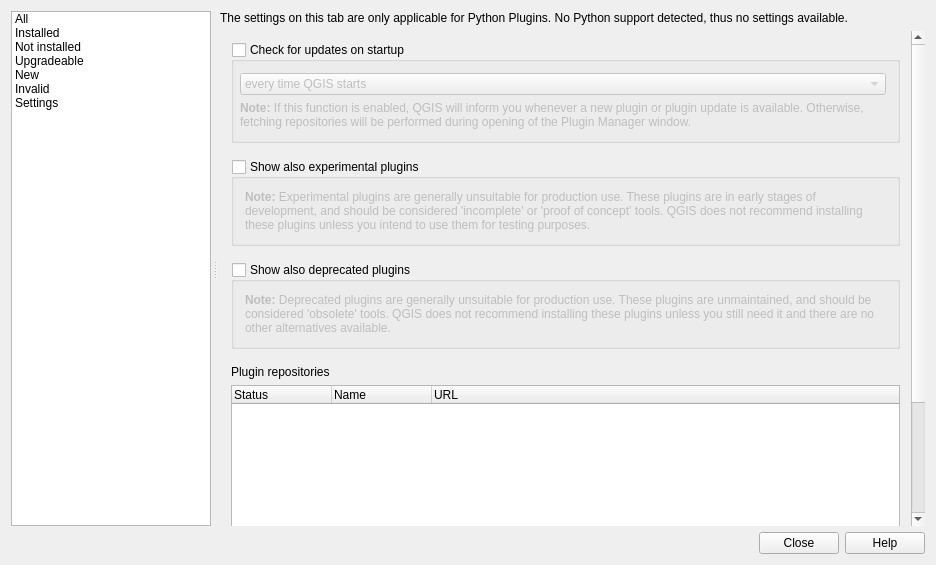
Old version of the form src/ui/qgspluginmanagerbase.ui in the repository carsmie/QGIS.
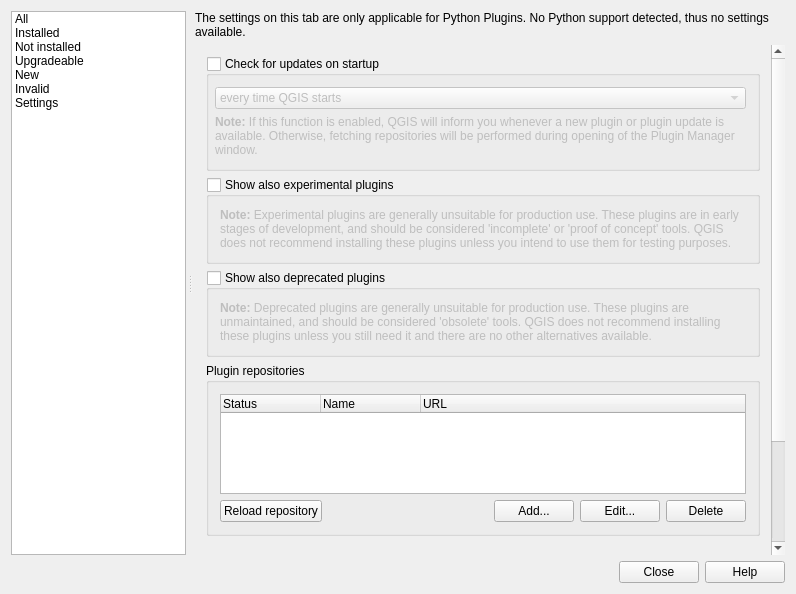
New version of the form. The open tabs and pages were chosen to show the change. Icons and pictures are not drawn. Custom widgets are drawn as their Qt base class.

Commit message: Fix #12756 - Reduce plugin repositry box size

Patch:
```diff
--- a/src/ui/qgspluginmanagerbase.ui
+++ b/src/ui/qgspluginmanagerbase.ui
@@ -6,8 +6,8 @@
    <rect>
     <x>0</x>
     <y>0</y>
-    <width>936</width>
-    <height>565</height>
+    <width>796</width>
+    <height>594</height>
    </rect>
   </property>
   <property name="minimumSize">
@@ -519,8 +519,8 @@
                   <rect>
                    <x>0</x>
                    <y>0</y>
-                   <width>355</width>
-                   <height>695</height>
+                   <width>552</width>
+                   <height>611</height>
                   </rect>
                  </property>
                  <layout class="QVBoxLayout" name="verticalLayout_10">
@@ -617,22 +617,6 @@
                     </layout>
                    </widget>
                   </item>
-                  <item>
-                   <spacer name="verticalSpacer">
-                    <property name="orientation">
-                     <enum>Qt::Vertical</enum>
-                    </property>
-                    <property name="sizeType">
-                     <enum>QSizePolicy::Fixed</enum>
-                    </property>
-                    <property name="sizeHint" stdset="0">
-                     <size>
-                      <width>20</width>
-                      <height>10</height>
-                     </size>
-                    </property>
-                   </spacer>
-                  </item>
                   <item>
                    <widget class="QgsCollapsibleGroupBox" name="ckbExperimental">
                     <property name="title">
@@ -689,22 +673,6 @@
                     </layout>
                    </widget>
                   </item>
-                  <item>
-                   <spacer name="verticalSpacer_2">
-                    <property name="orientation">
-                     <enum>Qt::Vertical</enum>
-                    </property>
-                    <property name="sizeType">
-                     <enum>QSizePolicy::Fixed</enum>
-                    </property>
-                    <property name="sizeHint" stdset="0">
-                     <size>
-                      <width>20</width>
-                      <height>10</height>
-                     </size>
-                    </property>
-                   </spacer>
-                  </item>
                   <item>
                    <widget class="QgsCollapsibleGroupBox" name="ckbDeprecated">
                     <property name="title">
@@ -762,35 +730,18 @@
                    </widget>
                   </item>
                   <item>
-                   <spacer name="verticalSpacer_3">
-                    <property name="orientation">
-                     <enum>Qt::Vertical</enum>
-                    </property>
-                    <property name="sizeType">
-                     <enum>QSizePolicy::Fixed</enum>
-                    </property>
-                    <property name="sizeHint" stdset="0">
-                     <size>
-                      <width>20</width>
-                      <height>10</height>
-                     </size>
-                    </property>
-                   </spacer>
-                  </item>
-                  <item>
-                   <widget class="QLabel" name="lblRepositories">
-                    <property name="text">
+                   <widget class="QGroupBox" name="groupBox">
+                    <property name="title">
                      <string>Plugin repositories</string>
                     </property>
-                    <property name="buddy">
-                     <cstring>treeRepositories</cstring>
+                    <property name="flat">
+                     <bool>true</bool>
                     </property>
-                   </widget>
-                  </item>
+                    <layout class="QVBoxLayout" name="verticalLayout_13">
                   <item>
                    <widget class="QTreeWidget" name="treeRepositories">
                     <property name="sizePolicy">
-                     <sizepolicy hsizetype="Expanding" vsizetype="Expanding">
+                        <sizepolicy hsizetype="Expanding" vsizetype="Maximum">
                       <horstretch>0</horstretch>
                       <verstretch>0</verstretch>
                      </sizepolicy>
@@ -801,6 +752,12 @@
                       <height>30</height>
                      </size>
                     </property>
+                       <property name="maximumSize">
+                        <size>
+                         <width>16777215</width>
+                         <height>100</height>
+                        </size>
+                       </property>
                     <property name="rootIsDecorated">
                      <bool>false</bool>
                     </property>
@@ -825,23 +782,7 @@
                    </widget>
                   </item>
                   <item>
-                   <widget class="QFrame" name="frameRepBut">
-                    <property name="sizePolicy">
-                     <sizepolicy hsizetype="Preferred" vsizetype="Preferred">
-                      <horstretch>0</horstretch>
-                      <verstretch>0</verstretch>
-                     </sizepolicy>
-                    </property>
-                    <property name="frameShape">
-                     <enum>QFrame::NoFrame</enum>
-                    </property>
-                    <property name="frameShadow">
-                     <enum>QFrame::Raised</enum>
-                    </property>
-                    <layout class="QHBoxLayout" name="horizontalLayout_3">
-                     <property name="margin">
-                      <number>0</number>
-                     </property>
+                      <layout class="QHBoxLayout" name="horizontalLayout">
                      <item>
                       <widget class="QPushButton" name="buttonRefreshRepos">
                        <property name="toolTip">
@@ -912,8 +853,23 @@
                       </widget>
                      </item>
                     </layout>
+                     </item>
+                    </layout>
                    </widget>
                   </item>
+                  <item>
+                   <spacer name="verticalSpacer">
+                    <property name="orientation">
+                     <enum>Qt::Vertical</enum>
+                    </property>
+                    <property name="sizeHint" stdset="0">
+                     <size>
+                      <width>20</width>
+                      <height>40</height>
+                     </size>
+                    </property>
+                   </spacer>
+                  </item>
                  </layout>
                 </widget>
                </widget>
```
Left out of the diff: 4 changed lines with no effect on the pictures. Lines whose indentation alone changed are shown as unchanged.
